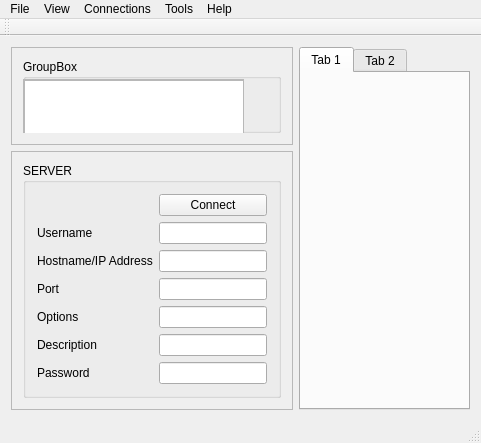
Old version of the form qt/qt/mainwindow.ui in the repository khrysro/monocute.
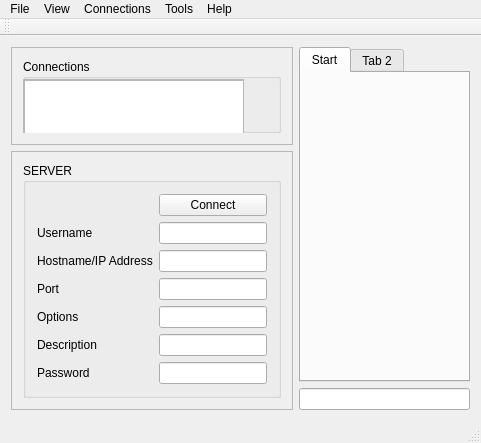
New version of the form.

What changed in the file:
```diff
--- a/qt/qt/mainwindow.ui
+++ b/qt/qt/mainwindow.ui
@@ -31,7 +31,7 @@
            <item>
             <widget class="QGroupBox" name="groupBox">
              <property name="title">
-              <string>GroupBox</string>
+              <string>Connections</string>
              </property>
              <widget class="QScrollArea" name="scrollArea">
               <property name="geometry">
@@ -184,7 +184,7 @@
          <widget class="QTabWidget" name="tabWidget">
           <widget class="QWidget" name="tab_15">
            <attribute name="title">
-            <string>Tab 1</string>
+            <string>Start</string>
            </attribute>
           </widget>
           <widget class="QWidget" name="tab_16">
@@ -194,6 +194,9 @@
           </widget>
          </widget>
         </item>
+        <item>
+         <widget class="QLineEdit" name="cluster_entry"/>
+        </item>
        </layout>
       </item>
      </layout>
```
